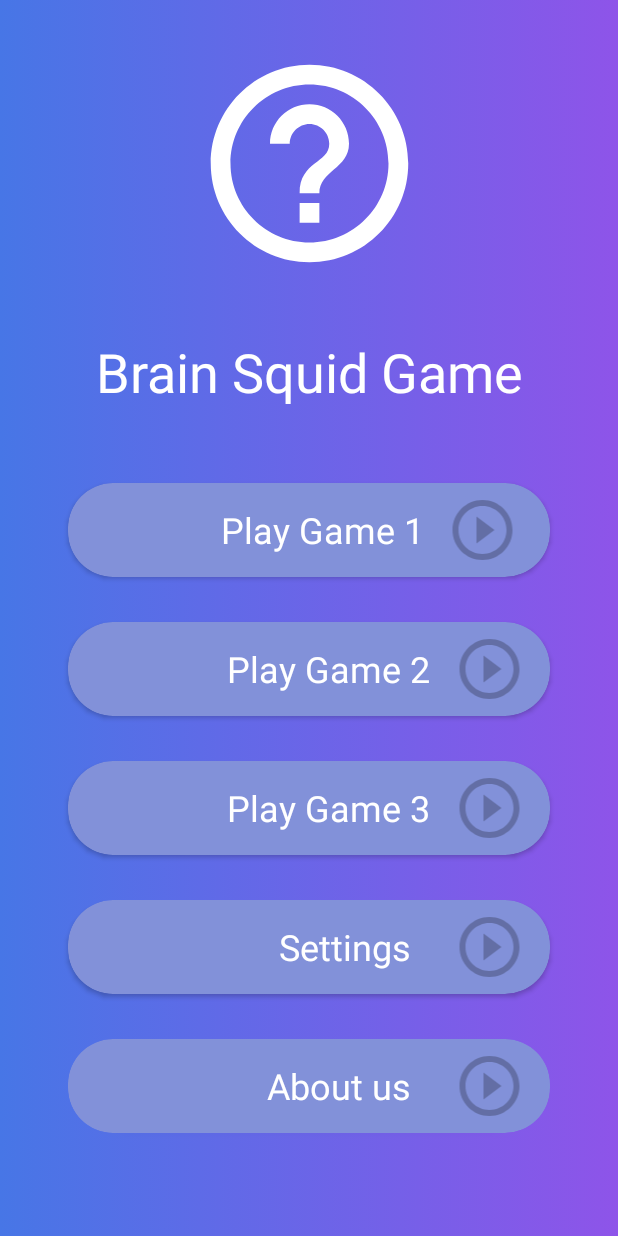
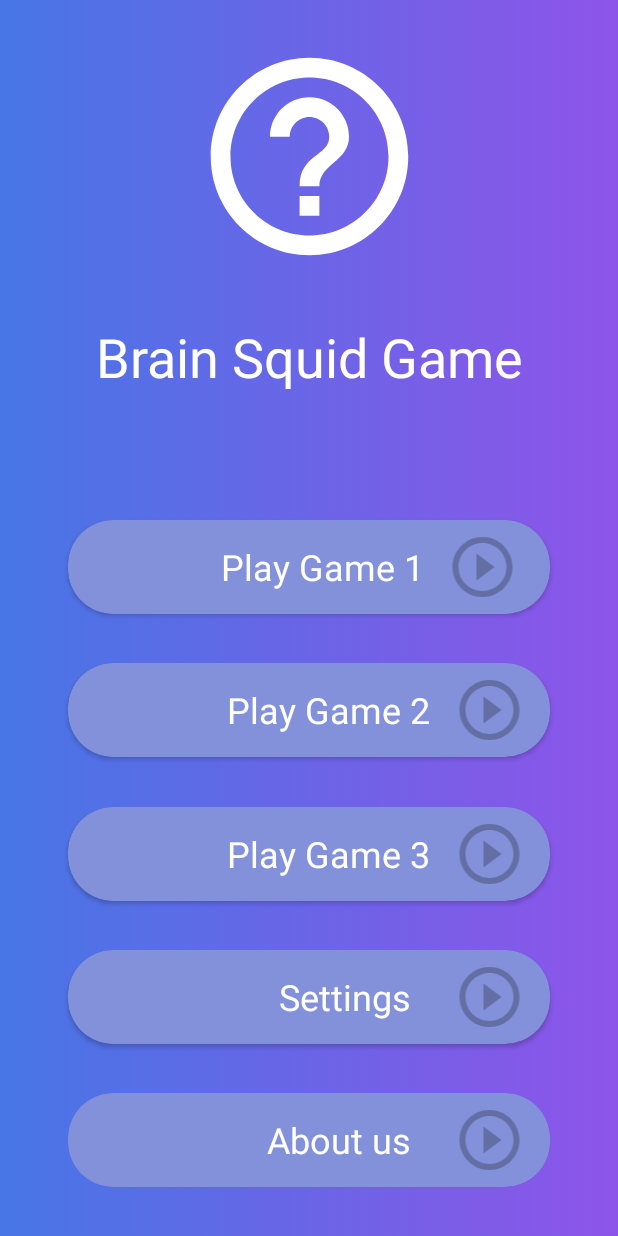
Before and after one commit to MrUchqun/BrainSquidGame, an Android app: the screen it shows after launch (MainActivity), on a phone screen of 412 x 824 dp. Run offline under Robolectric (Android 15) with nearby library versions, the phone set to English and light mode, and no system bars.

Commit message:
I have changed

```diff
--- a/app/src/main/res/layout/activity_main.xml
+++ b/app/src/main/res/layout/activity_main.xml
@@ -12,7 +12,7 @@
         android:src="@drawable/ic_baseline_help_outline_24"
         app:layout_constraintLeft_toLeftOf="parent"
         app:layout_constraintRight_toRightOf="parent"
-        android:layout_marginTop="30dp"
+        android:layout_marginTop="25dp"
         app:layout_constraintTop_toTopOf="parent"
         android:layout_width="wrap_content"
         android:layout_height="wrap_content"/>
@@ -22,19 +22,28 @@
         app:layout_constraintLeft_toLeftOf="parent"
         app:layout_constraintRight_toRightOf="parent"
         app:layout_constraintTop_toBottomOf="@id/help_icon"
-        android:layout_marginTop="35dp"
+        android:layout_marginTop="30dp"
         android:text="Brain Squid Game"
         android:textColor="@color/white"
         android:textSize="36sp"
         android:layout_width="wrap_content"
         android:layout_height="wrap_content"/>
 
+    <LinearLayout
+        android:id="@+id/line1"
+        app:layout_constraintTop_toTopOf="parent"
+        app:layout_constraintBottom_toBottomOf="parent"
+        android:orientation="vertical"
+        app:layout_constraintVertical_bias="0.38"
+        android:layout_width="match_parent"
+        android:layout_height="1dp"/>
+
     <androidx.cardview.widget.CardView
         android:id="@+id/play_game_1"
         app:layout_constraintLeft_toLeftOf="parent"
         app:layout_constraintRight_toRightOf="parent"
-        app:layout_constraintTop_toBottomOf="@id/brain_suid_game_text"
-        android:layout_marginTop="50dp"
+        app:layout_constraintTop_toBottomOf="@id/line1"
+        app:layout_constraintBottom_toTopOf="@id/play_game_2"
         app:cardBackgroundColor="#8291D9"
         android:clickable="true"
         android:foreground="?attr/selectableItemBackground"
@@ -76,7 +85,7 @@
         app:layout_constraintLeft_toLeftOf="parent"
         app:layout_constraintRight_toRightOf="parent"
         app:layout_constraintTop_toBottomOf="@id/play_game_1"
-        android:layout_marginTop="30dp"
+        app:layout_constraintBottom_toTopOf="@id/play_game_3"
         app:cardBackgroundColor="#8291D9"
         android:clickable="true"
         android:foreground="?attr/selectableItemBackground"
@@ -117,7 +126,7 @@
         app:layout_constraintLeft_toLeftOf="parent"
         app:layout_constraintRight_toRightOf="parent"
         app:layout_constraintTop_toBottomOf="@id/play_game_2"
-        android:layout_marginTop="30dp"
+        app:layout_constraintBottom_toTopOf="@id/settings"
         app:cardBackgroundColor="#8291D9"
         android:clickable="true"
         android:foreground="?attr/selectableItemBackground"
@@ -158,7 +167,7 @@
         app:layout_constraintLeft_toLeftOf="parent"
         app:layout_constraintRight_toRightOf="parent"
         app:layout_constraintTop_toBottomOf="@id/play_game_3"
-        android:layout_marginTop="30dp"
+        app:layout_constraintBottom_toTopOf="@id/about_us"
         app:cardBackgroundColor="#8291D9"
         android:clickable="true"
         android:foreground="?attr/selectableItemBackground"
@@ -199,7 +208,7 @@
         app:layout_constraintLeft_toLeftOf="parent"
         app:layout_constraintRight_toRightOf="parent"
         app:layout_constraintTop_toBottomOf="@id/settings"
-        android:layout_marginTop="30dp"
+        app:layout_constraintBottom_toBottomOf="parent"
         app:cardBackgroundColor="#8291D9"
         android:clickable="true"
         android:foreground="?attr/selectableItemBackground"
--- a/app/src/main/res/values/themes.xml
+++ b/app/src/main/res/values/themes.xml
@@ -43,4 +43,6 @@
         <item name="android:layout_height">0dp</item>
         <item name="android:layout_weight">1</item>
     </style>
+
+
 </resources>
```
